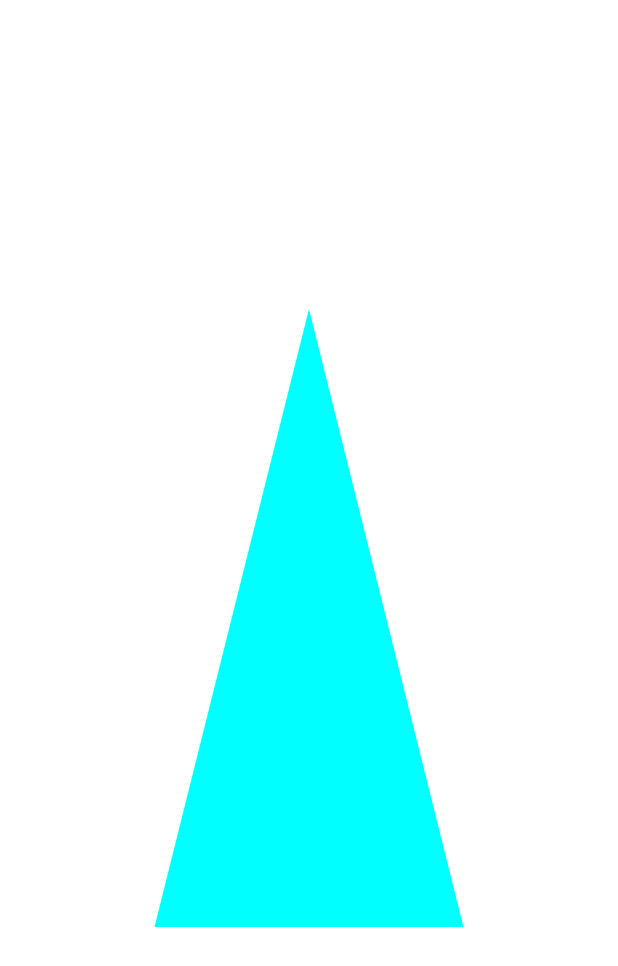
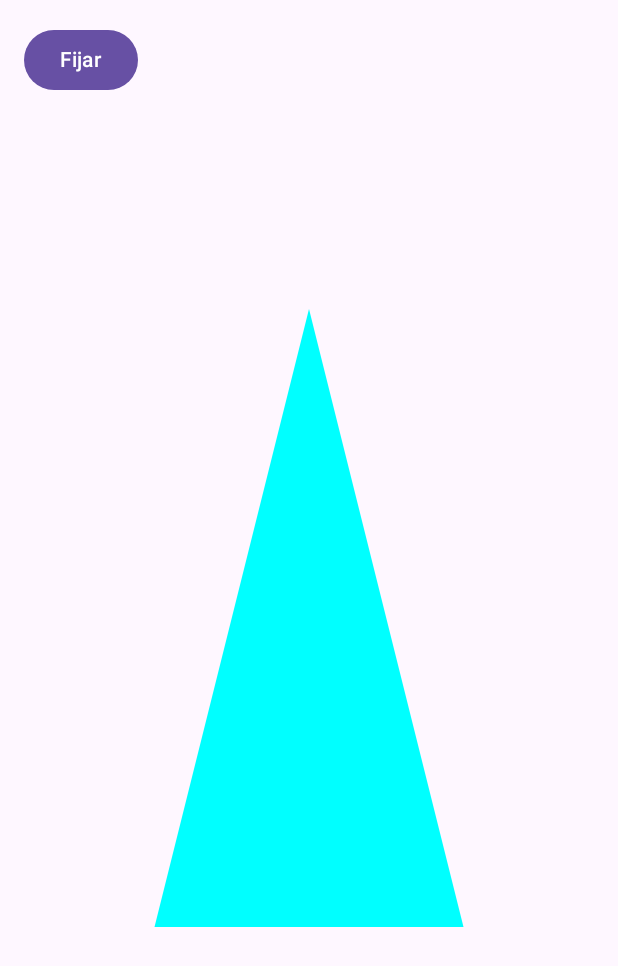
Before and after one commit to DarwinJesusNeiraC/Orientation_Lab06_DANP, an Android app built with Jetpack Compose: the @Preview function DefaultPreview, on a phone screen of 412 x 824 dp. Shown: the top 966 px of the screen. Run offline under Robolectric (Android 15) with nearby library versions, the phone set to English and light mode, and no system bars.

Commit message:
adding buttom

```diff
--- a/app/src/main/java/com/example/orientation_lab06_danp/MainActivity.kt
+++ b/app/src/main/java/com/example/orientation_lab06_danp/MainActivity.kt
@@ -8,15 +8,16 @@ import android.os.Bundle
 import androidx.activity.ComponentActivity
 import androidx.activity.compose.setContent
 import androidx.compose.foundation.Canvas
-import androidx.compose.foundation.layout.fillMaxSize
-import androidx.compose.material3.MaterialTheme
-import androidx.compose.material3.Surface
+import androidx.compose.foundation.layout.*
+import androidx.compose.material3.*
 import androidx.compose.runtime.*
+import androidx.compose.ui.Alignment
 import androidx.compose.ui.Modifier
 import androidx.compose.ui.graphics.Color
 import androidx.compose.ui.graphics.Path
 import androidx.compose.ui.graphics.drawscope.rotate
 import androidx.compose.ui.tooling.preview.Preview
+import androidx.compose.ui.unit.dp
 import kotlinx.coroutines.delay
 
 class MainActivity : ComponentActivity() {
@@ -41,18 +42,31 @@ class MainActivity : ComponentActivity() {
 
         setContent {
             var orientation by remember { mutableStateOf(0f) }
+            var fixedOrientation by remember { mutableStateOf<Float?>(null) }
 
             LaunchedEffect(Unit) {
                 while (true) {
                     SensorManager.getRotationMatrix(rotationMatrix, null, accelerometerReading, magnetometerReading)
                     SensorManager.getOrientation(rotationMatrix, orientationAngles)
-                    orientation = orientationAngles[0] // Yaw angle
+                    if (fixedOrientation == null) {
+                        orientation = orientationAngles[0] // Yaw angle
+                    }
                     delay(16) // roughly 60fps
                 }
             }
 
             Surface(modifier = Modifier.fillMaxSize(), color = MaterialTheme.colorScheme.background) {
-                DrawTriangle(orientation)
+                Box(modifier = Modifier.fillMaxSize()) {
+                    DrawTriangle(fixedOrientation ?: orientation)
+                    Button(
+                        onClick = { fixedOrientation = if (fixedOrientation == null) orientation else null },
+                        modifier = Modifier
+                            .align(Alignment.TopStart)
+                            .padding(16.dp)
+                    ) {
+                        Text(text = if (fixedOrientation == null) "Fijar" else "Liberar")
+                    }
+                }
             }
         }
     }
@@ -92,5 +106,20 @@ fun DrawTriangle(orientation: Float) {
 @Preview(showBackground = true)
 @Composable
 fun DefaultPreview() {
-    DrawTriangle(0f)
+    var orientation by remember { mutableStateOf(0f) }
+    var fixedOrientation by remember { mutableStateOf<Float?>(null) }
+
+    Surface(modifier = Modifier.fillMaxSize(), color = MaterialTheme.colorScheme.background) {
+        Box(modifier = Modifier.fillMaxSize()) {
+            DrawTriangle(fixedOrientation ?: orientation)
+            Button(
+                onClick = { fixedOrientation = if (fixedOrientation == null) orientation else null },
+                modifier = Modifier
+                    .align(Alignment.TopStart)
+                    .padding(16.dp)
+            ) {
+                Text(text = if (fixedOrientation == null) "Fijar" else "Liberar")
+            }
+        }
+    }
 }
```
